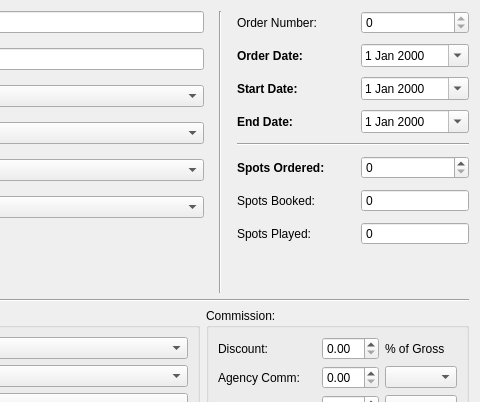
Above: rave/Traffik/orderform.ui from pgathogo/raven before the change; both pictures show x 270 to 750 and y 0 to 402 of the 750 by 600 pixel window. Below: the same form after it.
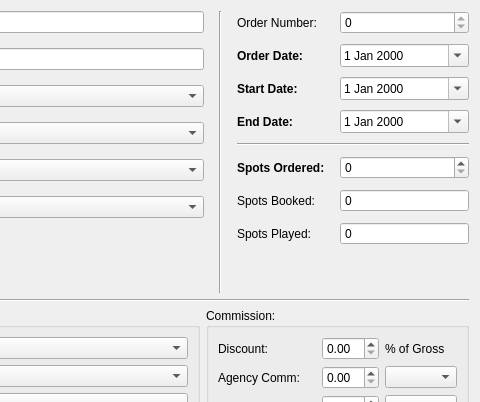
That is the form after the change.

```diff
--- a/rave/Traffik/orderform.ui
+++ b/rave/Traffik/orderform.ui
@@ -141,7 +141,7 @@
       </layout>
      </item>
      <item>
-      <layout class="QGridLayout" name="gridLayout_2">
+      <layout class="QGridLayout" name="gridLayout_2" columnstretch="0,1" columnminimumwidth="0,0">
        <property name="verticalSpacing">
         <number>10</number>
        </property>
```
Left out of the diff: 20 changed lines with no effect on the pictures.
